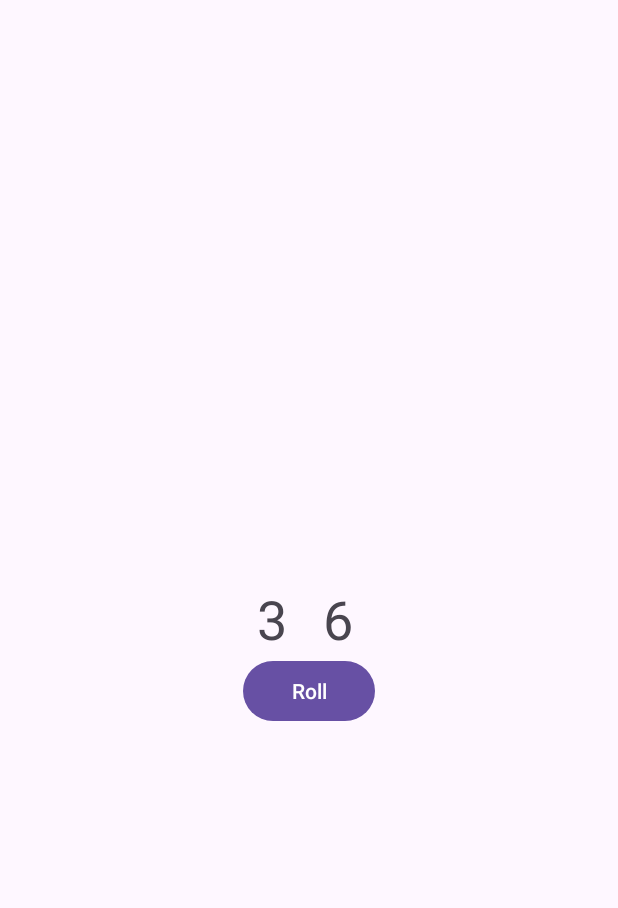
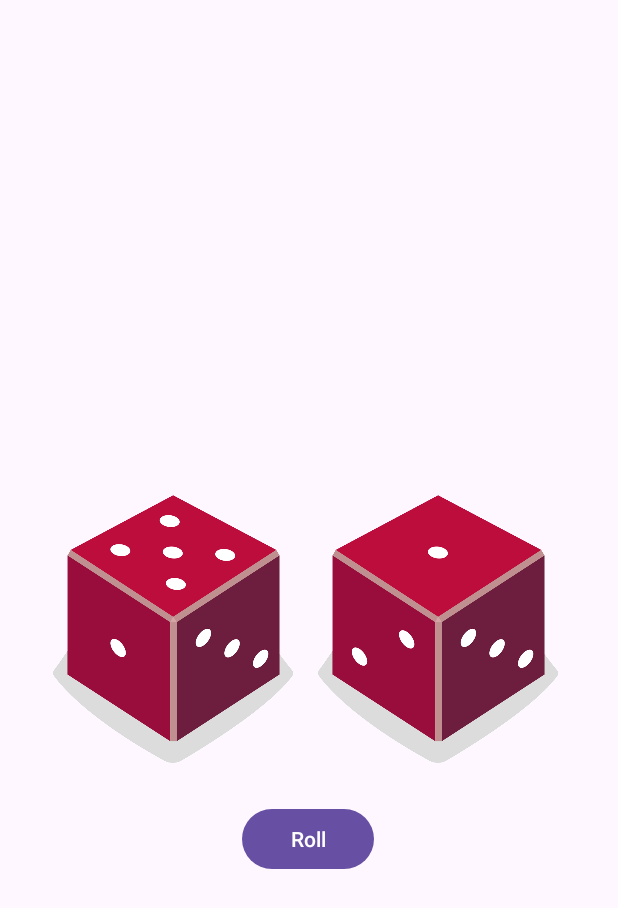
Before and after one commit to Asal2/330Fall23_SharmaDhunganaA, an Android app: the screen it shows after launch (MainActivity), after a tap on "Roll", on a phone screen of 412 x 824 dp. Shown: the top 908 px of the screen. Run offline under Robolectric (Android 15) with nearby library versions, the light colour scheme and no system bars.

Commit message:
Dice App completed with adding another dice roll

```diff
--- a/lessons/04/DiceRoller/app/src/main/java/com/example/diceroller/MainActivity.kt
+++ b/lessons/04/DiceRoller/app/src/main/java/com/example/diceroller/MainActivity.kt
@@ -3,8 +3,7 @@ package com.example.diceroller
 import androidx.appcompat.app.AppCompatActivity
 import android.os.Bundle
 import android.widget.Button
-import android.widget.TextView
-import android.widget.Toast
+import android.widget.ImageView
 
 /**
  * This activity allows the user to roll a dice and view the result
@@ -17,6 +16,8 @@ class MainActivity : AppCompatActivity() {
         val rollButton: Button = findViewById(R.id.button)
 
         rollButton.setOnClickListener { rollDice() }
+
+        rollDice()
     }
 
     /**
@@ -30,12 +31,34 @@ class MainActivity : AppCompatActivity() {
         val diceRoll2 = dice.roll() // creating a new variable for second dice to roll
 
         // Update the screen with the first dice roll
-        val resultTextView: TextView = findViewById(R.id.textView)
-        resultTextView.text = diceRoll.toString()
+        // Find the ImageView in the layout
+        val diceImage: ImageView = findViewById(R.id.imageView)
 
-        // Updating the screen with the second dice roll
-        val resultTextViewB: TextView = findViewById(R.id.textView2)
-        resultTextViewB.text = diceRoll2.toString()
+        val diceImage2: ImageView = findViewById(R.id.imageView2)
+
+        // Determine which drawable resource ID to use based on the dice roll
+
+
+        // Update the ImageView with the correct drawable resource ID
+        diceImage.setImageResource(getDrawableResource(diceRoll))
+        diceImage2.setImageResource(getDrawableResource(diceRoll2))
+
+        // Update the content description
+        diceImage.contentDescription = diceRoll.toString()
+        diceImage2.contentDescription = diceRoll.toString()
+
+    }
+
+    // this function take the diceRoll value and returns the different value for each dice objects to above repetition
+    private fun getDrawableResource(diceRoll:Int): Int {
+        return when (diceRoll){
+            1 -> R.drawable.dice_1
+            2 -> R.drawable.dice_2
+            3 -> R.drawable.dice_3
+            4 -> R.drawable.dice_4
+            5 -> R.drawable.dice_5
+            else -> R.drawable.dice_6
+        }
     }
 }
 
--- a/lessons/04/DiceRoller/app/src/main/res/layout/activity_main.xml
+++ b/lessons/04/DiceRoller/app/src/main/res/layout/activity_main.xml
@@ -6,38 +6,42 @@
     android:layout_height="match_parent"
     tools:context=".MainActivity">
 
-    <TextView
-        android:id="@+id/textView"
-        android:layout_width="wrap_content"
-        android:layout_height="wrap_content"
-        android:textSize="36sp"
-        app:layout_constraintBottom_toBottomOf="parent"
-        app:layout_constraintEnd_toEndOf="parent"
-        app:layout_constraintHorizontal_bias="0.437"
-        app:layout_constraintStart_toStartOf="parent"
-        app:layout_constraintTop_toTopOf="parent"
-        tools:text="1"
-        tools:ignore="VisualLintOverlap" />
-
-    <TextView
-        android:id="@+id/textView2"
-        android:layout_width="wrap_content"
-        android:layout_height="wrap_content"
-        android:textSize="36sp"
-        app:layout_constraintBottom_toBottomOf="parent"
-        app:layout_constraintEnd_toEndOf="parent"
-        app:layout_constraintHorizontal_bias="0.549"
-        app:layout_constraintStart_toStartOf="parent"
-        app:layout_constraintTop_toTopOf="parent"
-        tools:text="2" />
-
     <Button
         android:id="@+id/button"
         android:layout_width="wrap_content"
         android:layout_height="wrap_content"
+        android:layout_marginTop="16dp"
         android:text="@string/roll"
         app:layout_constraintEnd_toEndOf="parent"
+        app:layout_constraintHorizontal_bias="0.498"
         app:layout_constraintStart_toStartOf="parent"
-        app:layout_constraintTop_toBottomOf="@+id/textView" />
+        app:layout_constraintTop_toBottomOf="@+id/imageView" />
+
+    <ImageView
+        android:id="@+id/imageView"
+        android:layout_width="160dp"
+        android:layout_height="200dp"
+        android:layout_marginTop="16dp"
+        android:contentDescription="TODO"
+        app:layout_constraintBottom_toBottomOf="parent"
+        app:layout_constraintEnd_toEndOf="parent"
+        app:layout_constraintHorizontal_bias="0.139"
+        app:layout_constraintStart_toStartOf="parent"
+        app:layout_constraintTop_toTopOf="parent"
+        app:layout_constraintVertical_bias="0.499"
+        tools:srcCompat="@drawable/dice_1" />
+
+    <ImageView
+        android:id="@+id/imageView2"
+        android:layout_width="160dp"
+        android:layout_height="200dp"
+        android:layout_marginTop="16dp"
+        app:layout_constraintBottom_toBottomOf="parent"
+        app:layout_constraintEnd_toEndOf="parent"
+        app:layout_constraintHorizontal_bias="0.84"
+        app:layout_constraintStart_toStartOf="parent"
+        app:layout_constraintTop_toTopOf="parent"
+        app:layout_constraintVertical_bias="0.499"
+        app:srcCompat="@drawable/dice_2" />
 
 </androidx.constraintlayout.widget.ConstraintLayout>
```
Also changed, not shown: lessons/04/DiceRoller/app/src/main/res/drawable/dice_1.png (added), lessons/04/DiceRoller/app/src/main/res/drawable/dice_2.png (added), lessons/04/DiceRoller/app/src/main/res/drawable/dice_3.png (added), lessons/04/DiceRoller/app/src/main/res/drawable/dice_4.png (added), lessons/04/DiceRoller/app/src/main/res/drawable/dice_5.png (added), lessons/04/DiceRoller/app/src/main/res/drawable/dice_6.png (added).
